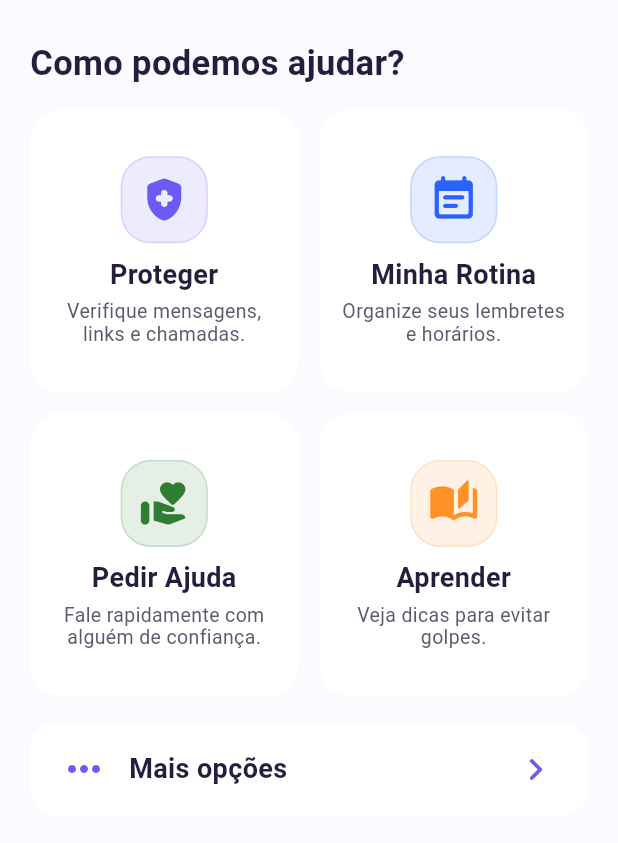
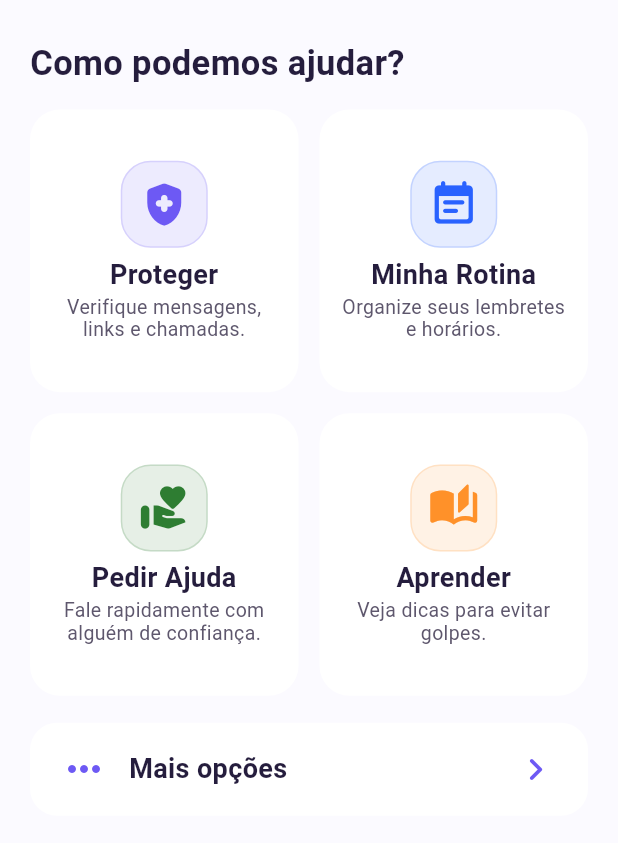
Before and after one commit to ACOLLE-CORP/acolle-app, a Flutter app: the HomePage screen opened directly, on a phone screen of 412 x 824 dp, the part 270-1113 px from its top. Run offline on Flutter 3.47's test engine with Material 3 defaults, Android fonts, the phone set to English and light mode, and no system bars; our stand-ins replace cloud_firestore, firebase_auth, firebase_core, firebase_messaging, mask_text_input_formatter, permission_handler and 2 more; missing offline and left inert: alarm, phone_state; accounts and stored records are empty.

Commit message:
Ajusta layout dos cards e acessibilidade da Home

```diff
--- a/lib/telas/home_page.dart
+++ b/lib/telas/home_page.dart
@@ -593,22 +593,16 @@ class _HomePageState extends State<HomePage> {
   Widget _buildCardsPrincipais(
     bool altoContraste,
   ) {
+    final escala = acessibilidade.escalaTexto;
+  final aspectRatioDinamico = 0.95 / (escala);
+
   return GridView.count(
     shrinkWrap: true,
-
-      physics:
-          const NeverScrollableScrollPhysics(),
-
+    physics: const NeverScrollableScrollPhysics(),
     crossAxisCount: 2,
-
     mainAxisSpacing: 14,
-
     crossAxisSpacing: 14,
-
-      // Antes era 1.12.
-      // Um valor menor deixa os cards mais altos.
-      childAspectRatio: 0.95,
-
+    childAspectRatio: aspectRatioDinamico, // <- era fixo em 0.95
     children: [
         _buildCardPrincipal(
           icone:
@@ -771,7 +765,7 @@ class _HomePageState extends State<HomePage> {
                   textAlign:
                       TextAlign.center,
 
-                  maxLines: 1,
+                  maxLines: 2,
 
                   overflow:
                       TextOverflow.ellipsis,
@@ -790,6 +784,7 @@ class _HomePageState extends State<HomePage> {
                         AcolleDesign.corTexto(
                       altoContraste,
                         ),
+                    height: 1.1,
                   ),
                 ),
 
@@ -802,7 +797,7 @@ class _HomePageState extends State<HomePage> {
                     textAlign:
                         TextAlign.center,
 
-                    maxLines: 2,
+                    maxLines: 3,
 
                     overflow:
                         TextOverflow.ellipsis,
@@ -864,11 +859,10 @@ class _HomePageState extends State<HomePage> {
           ),
 
           child: Container(
-            height: 62,
-
-            padding:
-                const EdgeInsets.symmetric(
+            constraints: const BoxConstraints(minHeight: 62), // <- era height: 62
+            padding: const EdgeInsets.symmetric(
               horizontal: 20,
+              vertical: 10,
             ),
 
             child: Row(
```
Lines whose indentation alone changed are shown as unchanged.
